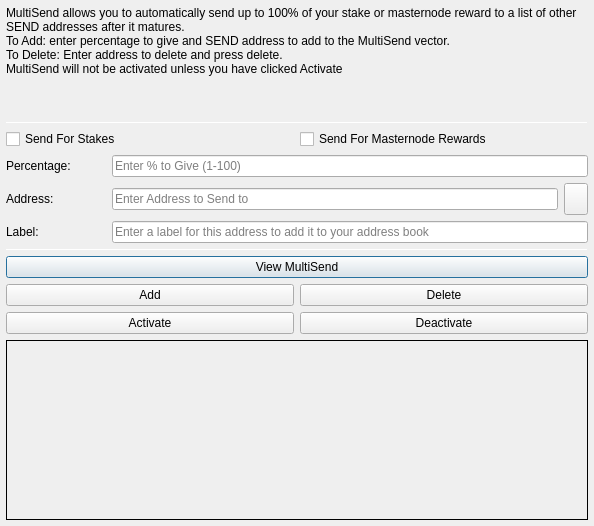
First picture: the form in src/qt/forms/multisenddialog.ui, repository wqking-misc/SocialSend, before the edit.
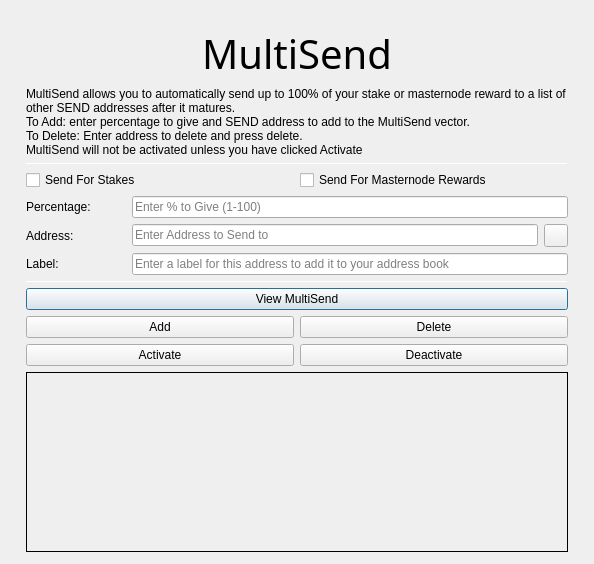
Second picture: the form after the edit. Icons and pictures are not drawn.

Commit message:
Style MultiSend, MultiSig + additional Removal of additional FocusRects
# Conflicts:
#	src/qt/forms/multisigdialog.ui
#	src/qt/forms/signverifymessagedialog.ui
#	src/qt/res/css/default.css

The edit to the form file:
```diff
--- a/src/qt/forms/multisenddialog.ui
+++ b/src/qt/forms/multisenddialog.ui
@@ -30,7 +30,37 @@
     <number>6</number>
    </property>
    <item>
-    <layout class="QVBoxLayout" name="verticalLayout_Main" stretch="1,1,1,0,1,1,1">
+    <layout class="QVBoxLayout" name="verticalLayout_Main" stretch="0,1,1,1,0,1,1,1">
+     <property name="leftMargin">
+      <number>20</number>
+     </property>
+     <property name="topMargin">
+      <number>20</number>
+     </property>
+     <property name="rightMargin">
+      <number>20</number>
+     </property>
+     <property name="bottomMargin">
+      <number>20</number>
+     </property>
+     <item>
+      <widget class="QLabel" name="multiSendHeader">
+       <property name="font">
+        <font>
+         <family>Hind</family>
+         <pointsize>30</pointsize>
+         <weight>50</weight>
+         <bold>false</bold>
+        </font>
+       </property>
+       <property name="text">
+        <string>MultiSend</string>
+       </property>
+       <property name="alignment">
+        <set>Qt::AlignCenter</set>
+       </property>
+      </widget>
+     </item>
      <item>
       <widget class="QLabel" name="label_2">
        <property name="lineWidth">
```
The commit also changes 8 other files.
